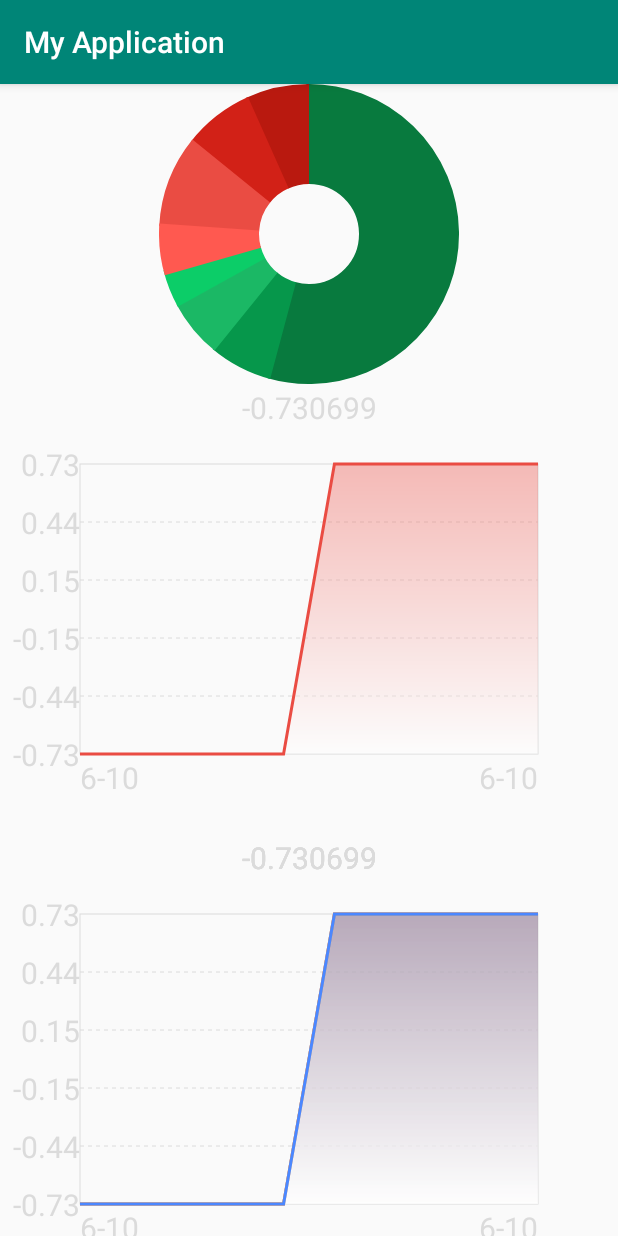
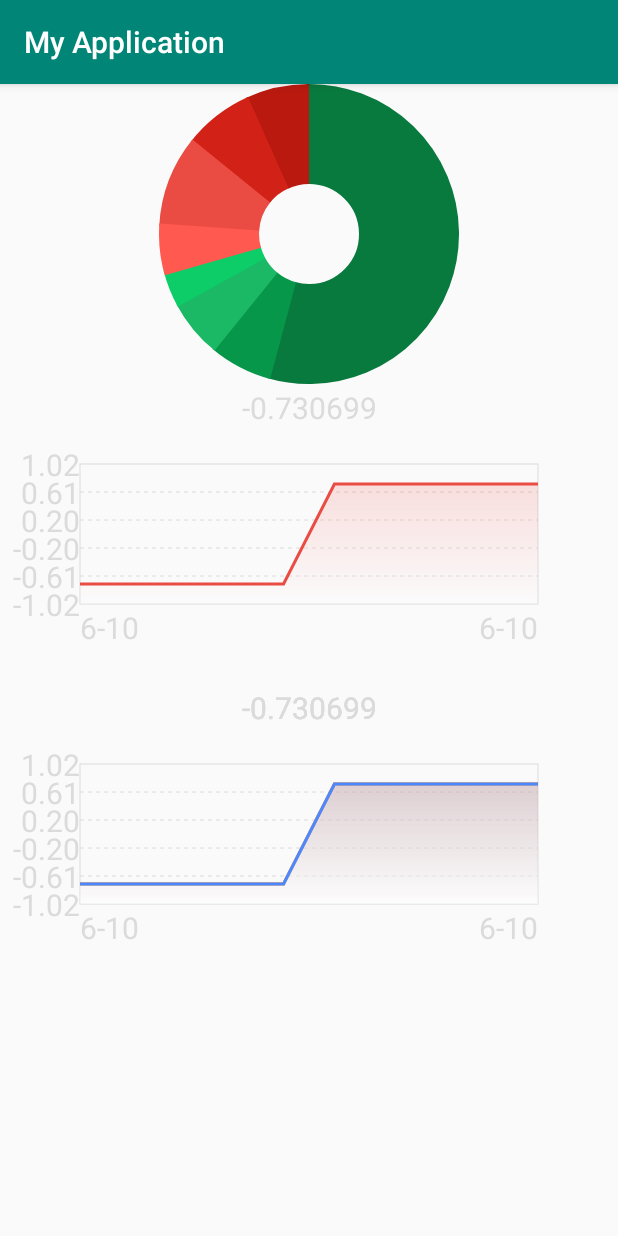
Before and after one commit to WinWang/customView, an Android app: the CircleChartActivity screen opened directly, with no data from a screen before it, on a phone screen of 412 x 824 dp. Run offline under Robolectric (Android 15) with nearby library versions, the light colour scheme and no system bars.

Commit message:
修改折线图

```diff
--- a/app/src/main/java/com/winwang/myapplication/LineChart.java
+++ b/app/src/main/java/com/winwang/myapplication/LineChart.java
@@ -188,9 +188,9 @@ public class LineChart extends View {
     private void calcMaxAndMinValue() {
         mPerY = (chartMaxY - chartMinY) / (yLableCount - 1);
 //        if (chartMinY < 0) {
-//            chartMaxY = chartMaxY + mPerY;
-//            chartMinY = chartMinY - mPerY;
-//            mPerY = (chartMaxY - chartMinY) / (yLableCount - 1);
+        chartMaxY = chartMaxY + mPerY;
+        chartMinY = chartMinY - mPerY;
+        mPerY = (chartMaxY - chartMinY) / (yLableCount - 1);
 //        }
         System.out.println(chartMinY + ">>>>>>>>>>>>>>>");
     }
@@ -232,7 +232,12 @@ public class LineChart extends View {
                 float v = lineChartBeanList.get(slidePostion).getxPosition();
                 canvas.drawLine(v, mHeight - borderWidth, v, borderWidth, mTipsLinePaint);
                 //修改逻辑更改选中tipsLine绘制原点
-
+                for (List<LineChartBean> lineChartBeans : multiList) {
+                    LineChartBean lineChartBean = lineChartBeans.get(slidePostion);
+                    float xPostion = lineChartBean.getxPosition();
+                    float yPostion = lineChartBean.getyPosition();
+                    canvas.drawCircle(xPostion, yPostion, 8, mCirclePaint);
+                }
 
             }
         }
@@ -398,7 +403,7 @@ public class LineChart extends View {
         shadowPath.lineTo(borderWidth, mHeight - borderWidth);
         shadowPath.close();
         getSlideNumber(canvas, chartList);
-        LinearGradient linearGradient = new LinearGradient(mWidth / 2, borderWidth, mWidth / 2, mHeight - borderWidth, Color.parseColor("#5f" + colorString), Color.parseColor("#5fffffff"), Shader.TileMode.REPEAT);
+        LinearGradient linearGradient = new LinearGradient(mWidth / 2, borderWidth, mWidth / 2, mHeight - borderWidth, Color.parseColor("#30" + colorString), Color.parseColor("#30ffffff"), Shader.TileMode.REPEAT);
         mShaderPaint.setShader(linearGradient);
         canvas.drawPath(shadowPath, mShaderPaint);
         mLinePaint.setColor(Color.parseColor("#" + colorString));
@@ -412,9 +417,20 @@ public class LineChart extends View {
      */
     private void getSlideNumber(Canvas canvas, List<LineChartBean> chartList) {
         if (x <= xEndData && x >= xStartData) {
-//            slidePostion = (int) ((x - borderWidth) / (mWidth - borderWidth * 2) * totalCount);
             float v = (x - borderWidth) / chartWidth * totalCount;
             slidePostion = Math.round(v);
+            if (list != null && list.size() > 0) {
+                if (slidePostion >= list.size()) {
+                    slidePostion = list.size() - 1;
+                }
+            } else if (multiList != null && multiList.size() > 0) {
+                List<LineChartBean> lineChartBeans = multiList.get(0);
+                if (lineChartBeans != null && lineChartBeans.size() > 0) {
+                    if (slidePostion >= lineChartBeans.size()) {
+                        slidePostion = lineChartBeans.size() - 1;
+                    }
+                }
+            }
         } else if (x < xStartData) {
             slidePostion = 0;
         } else if (x >= xEndData) {
--- a/app/src/main/res/layout/activity_chart.xml
+++ b/app/src/main/res/layout/activity_chart.xml
@@ -9,7 +9,7 @@
     <com.winwang.myapplication.HistogramView
         android:id="@+id/chart"
         android:layout_width="match_parent"
-        android:layout_height="400dp"
+        android:layout_height="200dp"
         app:layout_constraintTop_toTopOf="parent" />
 
 
--- a/app/src/main/res/layout/activity_circle_chart.xml
+++ b/app/src/main/res/layout/activity_circle_chart.xml
@@ -16,8 +16,8 @@
         <LinearLayout
             android:layout_width="match_parent"
             android:layout_height="match_parent"
-            android:orientation="vertical"
-            android:gravity="center_horizontal">
+            android:gravity="center_horizontal"
+            android:orientation="vertical">
 
             <com.winwang.myapplication.CircleChart
                 android:id="@+id/circle_chart"
@@ -27,17 +27,17 @@
             <com.winwang.myapplication.LineChart
                 android:id="@+id/line_chart_1"
                 android:layout_width="match_parent"
-                android:layout_height="300dp" />
-
+                android:layout_height="200dp" />
 
             <com.winwang.myapplication.LineChart
                 android:id="@+id/line_chart"
                 android:layout_width="match_parent"
-                android:layout_height="300dp"
+                android:layout_height="200dp"
                 android:visibility="visible" />
+
             <View
                 android:layout_width="match_parent"
-                android:layout_height="1000dp"/>
+                android:layout_height="1000dp" />
 
 
         </LinearLayout>
```
